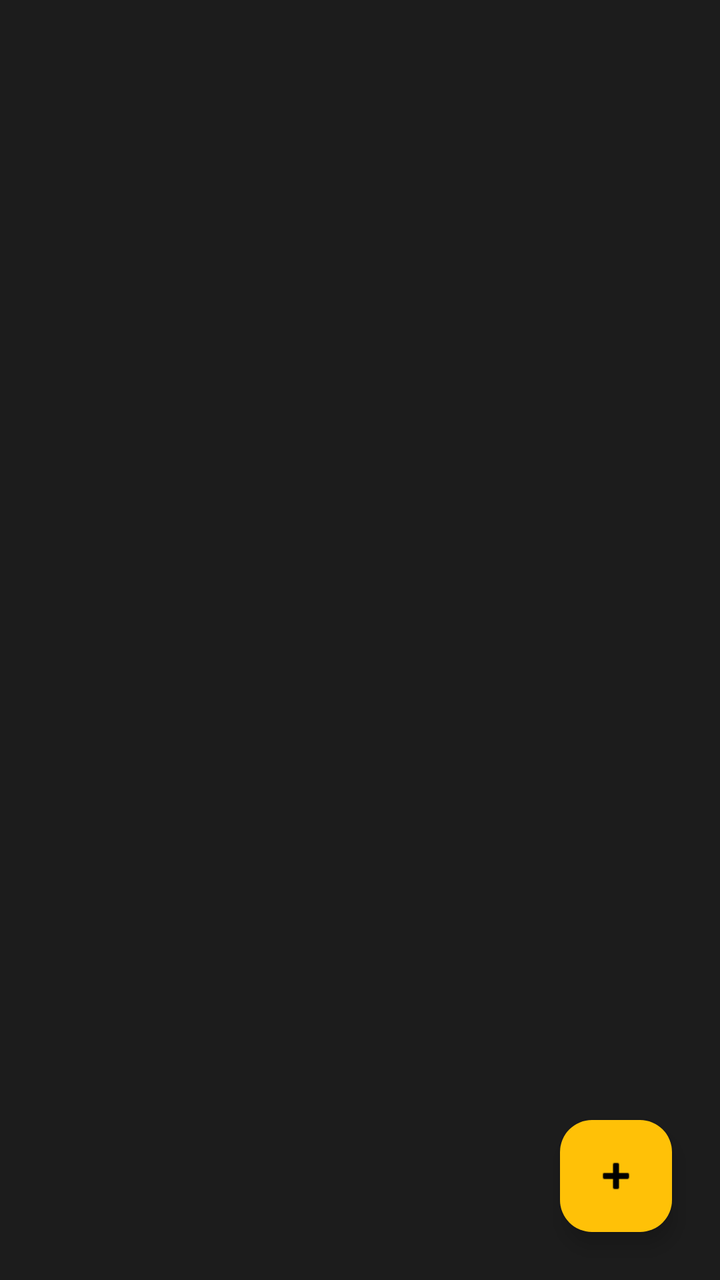
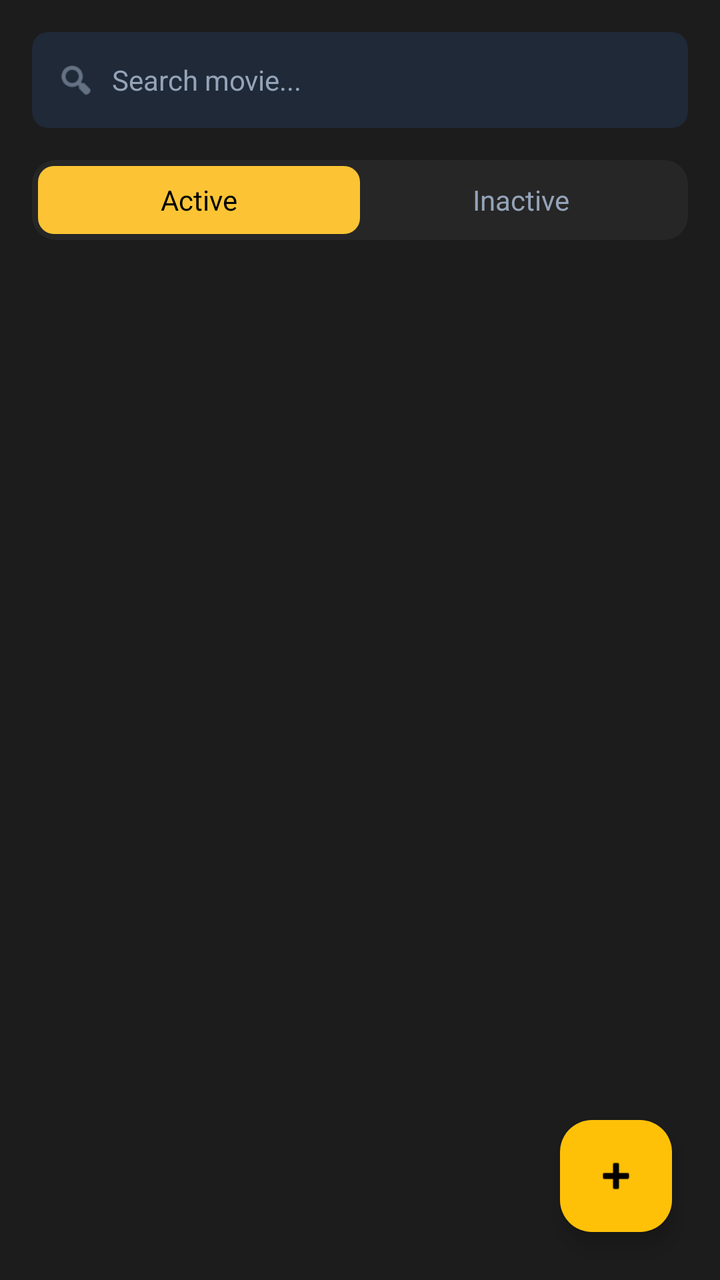

Before-and-after screenshots of an Android layout around one commit, followed by the original layout XML and the change that was made.
<!-- AndroidManifest.xml: application theme Theme.Moviebookingapp -->
<!-- res/layout/fragment_admin_movie_list.xml -->
<?xml version="1.0" encoding="utf-8"?>
<androidx.constraintlayout.widget.ConstraintLayout xmlns:android="http://schemas.android.com/apk/res/android"
    xmlns:app="http://schemas.android.com/apk/res-auto"
    android:layout_width="match_parent"
    android:layout_height="match_parent"
    android:background="@color/auto_color_1C1C1C">

    <androidx.recyclerview.widget.RecyclerView
        android:id="@+id/rvAdminMovies"
        android:layout_width="0dp"
        android:layout_height="0dp"
        android:paddingTop="8dp"
        android:clipToPadding="false"
        app:layout_constraintTop_toTopOf="parent"
        app:layout_constraintBottom_toBottomOf="parent"
        app:layout_constraintStart_toStartOf="parent"
        app:layout_constraintEnd_toEndOf="parent" />

    <com.google.android.material.floatingactionbutton.FloatingActionButton
        android:id="@+id/fabAddMovie"
        android:layout_width="wrap_content"
        android:layout_height="wrap_content"
        android:layout_margin="24dp"
        android:src="@android:drawable/ic_input_add"
        app:backgroundTint="@color/auto_color_FFC107"
        app:tint="@color/auto_color_000000"
        app:layout_constraintBottom_toBottomOf="parent"
        app:layout_constraintEnd_toEndOf="parent" />

</androidx.constraintlayout.widget.ConstraintLayout>
<!-- resources referenced by this layout -->
<resources>
  <color name="auto_color_000000">#000000</color>
  <color name="auto_color_1C1C1C">#1C1C1C</color>
  <color name="auto_color_FFC107">#FFC107</color>
  <style name="Theme.Moviebookingapp" parent="Base.Theme.Moviebookingapp" />
  <style name="Base.Theme.Moviebookingapp" parent="Theme.Material3.DayNight.NoActionBar">
          <item name="colorPrimary">@color/yellow</item>
          <item name="android:windowBackground">@color/background_black</item>
          <item name="android:statusBarColor">@color/background_black</item>
      </style>
  <color name="yellow">#FFC107</color>
  <color name="background_black">#FF000000</color>
</resources>

<!-- the commit's change to res/layout/fragment_admin_movie_list.xml (unified diff, before → after) -->
@@ -1,30 +1,109 @@
 <?xml version="1.0" encoding="utf-8"?>
-<androidx.constraintlayout.widget.ConstraintLayout xmlns:android="http://schemas.android.com/apk/res/android"
+<RelativeLayout xmlns:android="http://schemas.android.com/apk/res/android"
     xmlns:app="http://schemas.android.com/apk/res-auto"
     android:layout_width="match_parent"
     android:layout_height="match_parent"
     android:background="@color/auto_color_1C1C1C">
 
-    <androidx.recyclerview.widget.RecyclerView
-        android:id="@+id/rvAdminMovies"
-        android:layout_width="0dp"
-        android:layout_height="0dp"
-        android:paddingTop="8dp"
-        android:clipToPadding="false"
-        app:layout_constraintTop_toTopOf="parent"
-        app:layout_constraintBottom_toBottomOf="parent"
-        app:layout_constraintStart_toStartOf="parent"
-        app:layout_constraintEnd_toEndOf="parent" />
+    <LinearLayout
+        android:layout_width="match_parent"
+        android:layout_height="match_parent"
+        android:orientation="vertical">
+
+        <LinearLayout
+            android:layout_width="match_parent"
+            android:layout_height="wrap_content"
+            android:padding="16dp"
+            android:orientation="horizontal"
+            android:gravity="center_vertical">
+
+            <androidx.cardview.widget.CardView
+                android:layout_width="match_parent"
+                android:layout_height="48dp"
+                app:cardBackgroundColor="@color/card_dark"
+                app:cardCornerRadius="8dp"
+                app:cardElevation="0dp">
+
+                <LinearLayout
+                    android:layout_width="match_parent"
+                    android:layout_height="match_parent"
+                    android:orientation="horizontal"
+                    android:gravity="center_vertical"
+                    android:paddingHorizontal="12dp">
+
+                    <ImageView
+                        android:layout_width="20dp"
+                        android:layout_height="20dp"
+                        android:src="@android:drawable/ic_menu_search"
+                        app:tint="@color/text_gray" />
+
+                    <EditText
+                        android:id="@+id/etSearchMovie"
+                        android:layout_width="match_parent"
+                        android:layout_height="match_parent"
+                        android:background="@android:color/transparent"
+                        android:hint="Search movie..."
+                        android:textColorHint="@color/text_gray"
+                        android:textColor="@color/white"
+                        android:textSize="14sp"
+                        android:paddingStart="8dp"
+                        android:paddingEnd="8dp"
+                        android:maxLines="1"
+                        android:inputType="text" />
+                </LinearLayout>
+            </androidx.cardview.widget.CardView>
+        </LinearLayout>
+
+        <LinearLayout
+            android:id="@+id/tabContainer"
+            android:layout_width="match_parent"
+            android:layout_height="40dp"
+            android:layout_marginHorizontal="16dp"
+            android:layout_marginBottom="12dp"
+            android:background="@drawable/bg_tab_container"
+            android:padding="3dp"
+            android:orientation="horizontal">
+
+            <TextView
+                android:id="@+id/tabActiveMovie"
+                android:layout_width="0dp"
+                android:layout_height="match_parent"
+                android:layout_weight="1"
+                android:gravity="center"
+                android:text="Active"
+                android:textColor="@color/black"
+                android:textSize="14sp"
+                android:background="@drawable/bg_tab_active" />
+
+            <TextView
+                android:id="@+id/tabInactiveMovie"
+                android:layout_width="0dp"
+                android:layout_height="match_parent"
+                android:layout_weight="1"
+                android:gravity="center"
+                android:text="Inactive"
+                android:textColor="@color/text_gray"
+                android:textSize="14sp" />
+        </LinearLayout>
+
+        <androidx.recyclerview.widget.RecyclerView
+            android:id="@+id/rvAdminMovies"
+            android:layout_width="match_parent"
+            android:layout_height="0dp"
+            android:layout_weight="1"
+            android:paddingTop="8dp"
+            android:clipToPadding="false" />
+    </LinearLayout>
 
     <com.google.android.material.floatingactionbutton.FloatingActionButton
         android:id="@+id/fabAddMovie"
         android:layout_width="wrap_content"
         android:layout_height="wrap_content"
+        android:layout_alignParentBottom="true"
+        android:layout_alignParentEnd="true"
         android:layout_margin="24dp"
         android:src="@android:drawable/ic_input_add"
         app:backgroundTint="@color/auto_color_FFC107"
-        app:tint="@color/auto_color_000000"
-        app:layout_constraintBottom_toBottomOf="parent"
-        app:layout_constraintEnd_toEndOf="parent" />
+        app:tint="@color/auto_color_000000" />
 
-</androidx.constraintlayout.widget.ConstraintLayout>
+</RelativeLayout>
<!-- resource entries referenced after the edit -->
@@ -3,6 +3,22 @@
   <color name="auto_color_000000">#000000</color>
   <color name="auto_color_1C1C1C">#1C1C1C</color>
   <color name="auto_color_FFC107">#FFC107</color>
+  <color name="black">#FF000000</color>
+  <color name="card_dark">#1F2937</color>
+  <color name="text_gray">#94A3B8</color>
+  <color name="white">#FFFFFFFF</color>
+  <!-- drawable bg_tab_active (drawable) -->
+  <?xml version="1.0" encoding="utf-8"?>
+  <shape xmlns:android="http://schemas.android.com/apk/res/android">
+      <solid android:color="#FCC434" />
+      <corners android:radius="8dp" />
+  </shape>
+  <!-- drawable bg_tab_container (drawable) -->
+  <?xml version="1.0" encoding="utf-8"?>
+  <shape xmlns:android="http://schemas.android.com/apk/res/android">
+      <solid android:color="#262626" />
+      <corners android:radius="12dp" />
+  </shape>
   <style name="Theme.Moviebookingapp" parent="Base.Theme.Moviebookingapp" />
   <style name="Base.Theme.Moviebookingapp" parent="Theme.Material3.DayNight.NoActionBar">
           <item name="colorPrimary">@color/yellow</item>
